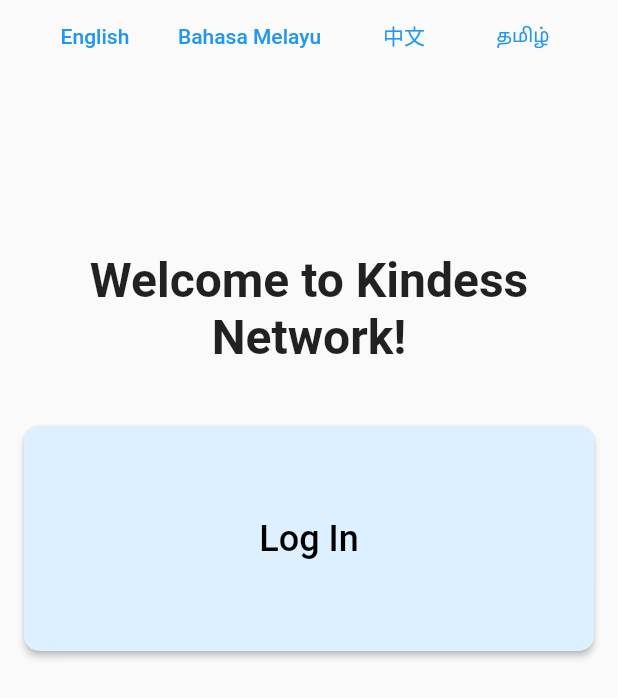
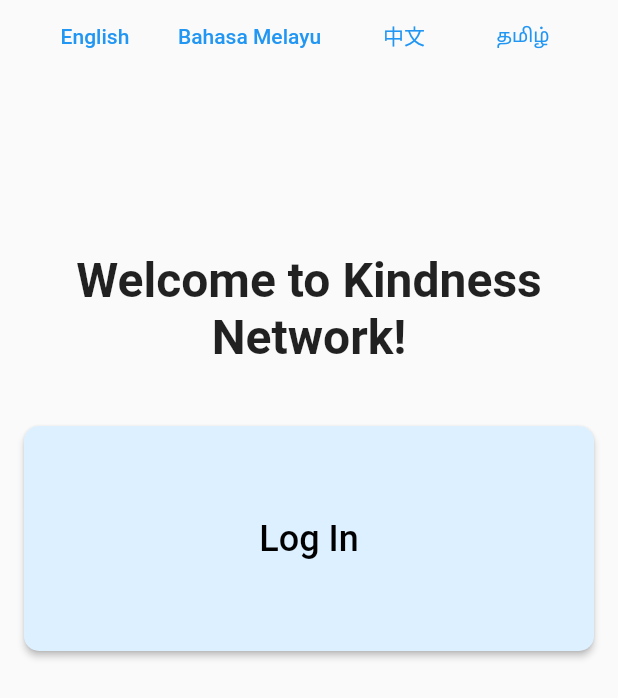
Before and after one commit to tchiong/lifehack2022, a Flutter app: the screen it shows after launch, on a phone screen of 412 x 824 dp. Shown: the top 698 px of the screen. Run offline on Flutter 3.47's test engine with Material 2 defaults, Android fonts, the phone set to English and light mode, and no system bars; our stand-ins replace firebase_core, firebase_database, flutter_rating_bar, flutter_svg; accounts and stored records are empty.

Commit message:
Kindess Fix

```diff
--- a/kindness_network/lib/authentication_screens/welcome_screen.dart
+++ b/kindness_network/lib/authentication_screens/welcome_screen.dart
@@ -32,7 +32,7 @@ class _WelcomeScreenState extends State<WelcomeScreen> {
                     height: 120,
                   ),
                   const Text(
-                    "Welcome to Kindess Network!",
+                    "Welcome to Kindness Network!",
                     style: TextStyle(fontSize: 32, fontWeight: FontWeight.bold),
                     textAlign: TextAlign.center,
                   ),
```
